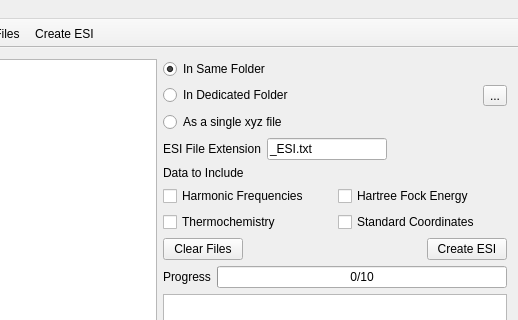
LaTruelle/Geac, file src/geac.ui: the form before one commit; both pictures show x 198 to 716 and y 0 to 320 of the 716 by 553 pixel window.
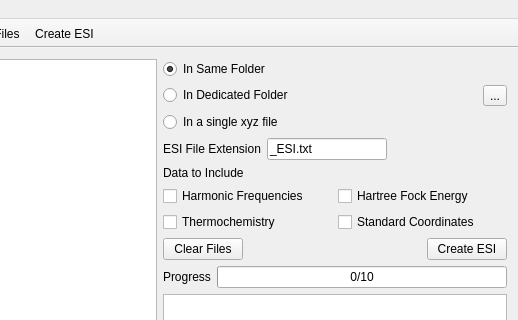
The form after the commit. Icons and pictures are not drawn.

Diff of the .ui file:
```diff
--- a/src/geac.ui
+++ b/src/geac.ui
@@ -68,7 +68,7 @@
           <item row="3" column="0">
            <widget class="QRadioButton" name="Button_XYZ">
             <property name="text">
-             <string>As a single xyz file</string>
+             <string>In a single xyz file</string>
             </property>
            </widget>
           </item>
```
